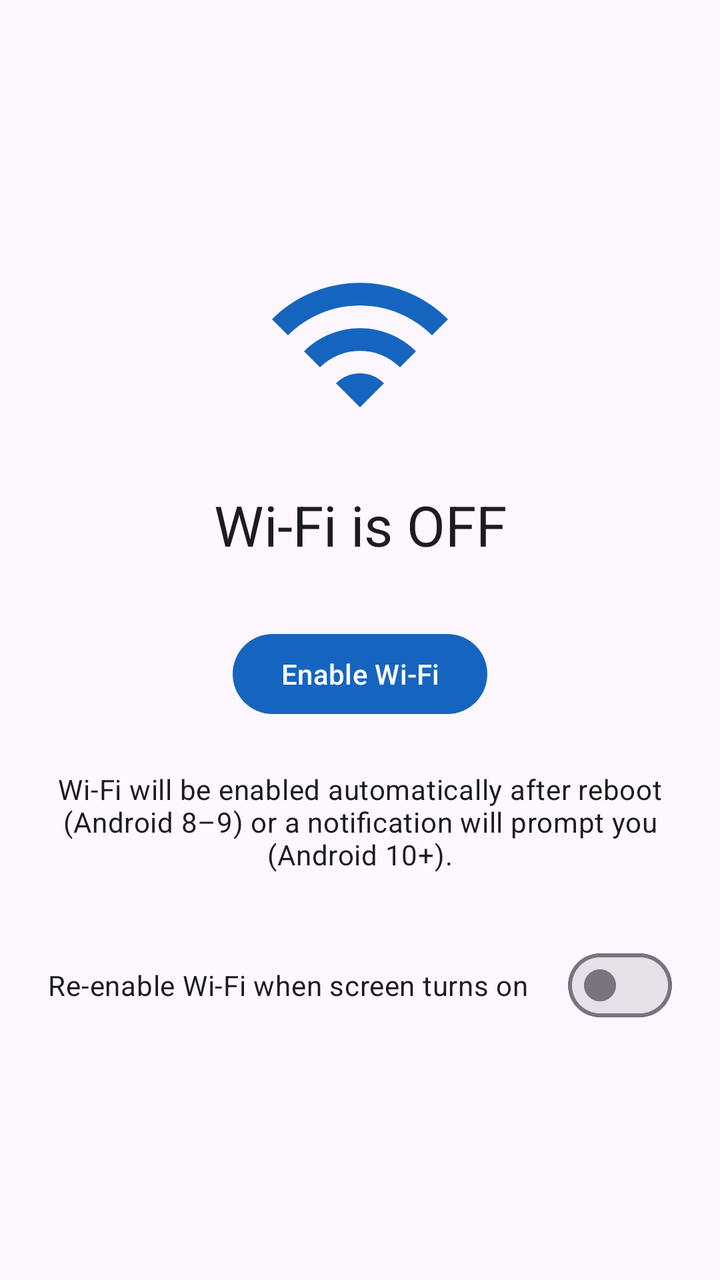
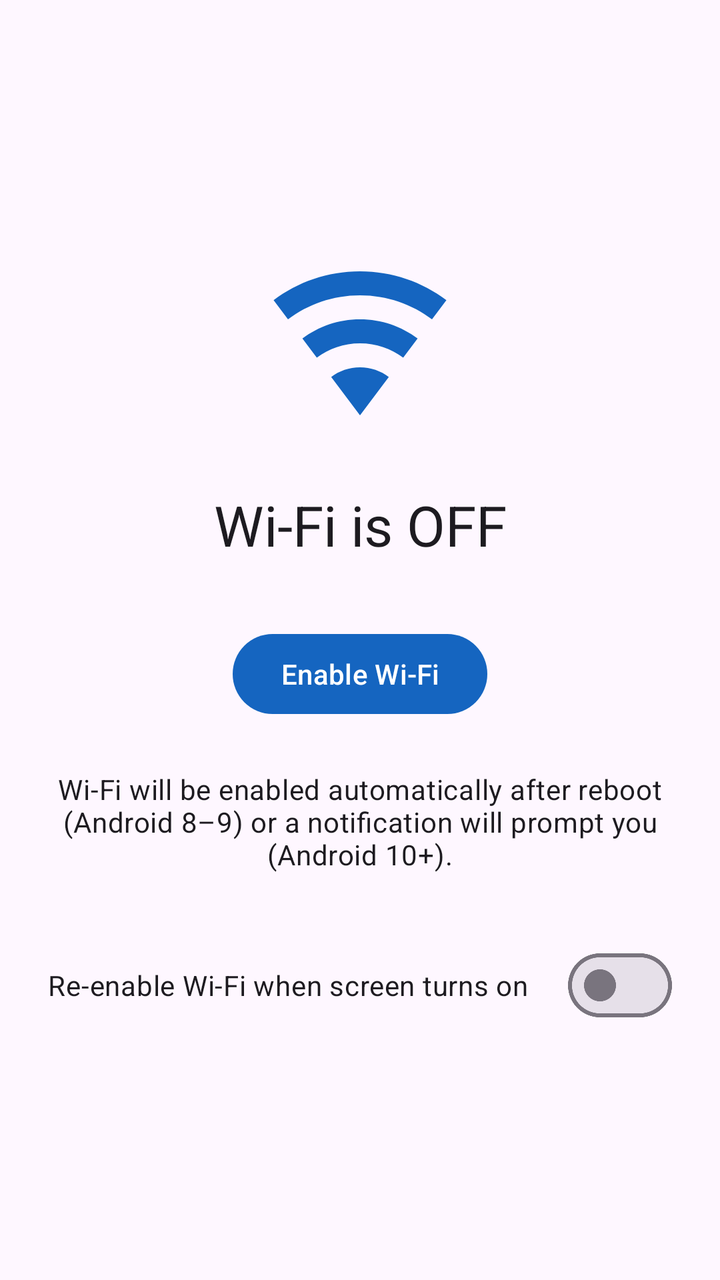

An Android layout rendered at two revisions. The XML below is the earlier revision; the diff shows what the commit changed to produce the second picture.
<!-- AndroidManifest.xml: application theme Theme.WifiOn -->
<!-- res/layout/activity_main.xml -->
<?xml version="1.0" encoding="utf-8"?>
<androidx.constraintlayout.widget.ConstraintLayout
    xmlns:android="http://schemas.android.com/apk/res/android"
    xmlns:app="http://schemas.android.com/apk/res-auto"
    xmlns:tools="http://schemas.android.com/tools"
    android:layout_width="match_parent"
    android:layout_height="match_parent"
    android:padding="24dp"
    tools:context=".MainActivity">

    <ImageView
        android:id="@+id/ivWifiStatus"
        android:layout_width="96dp"
        android:layout_height="96dp"
        android:contentDescription="@string/wifi_icon_description"
        android:src="@drawable/ic_wifi"
        app:layout_constraintBottom_toTopOf="@id/tvStatus"
        app:layout_constraintEnd_toEndOf="parent"
        app:layout_constraintStart_toStartOf="parent"
        app:layout_constraintTop_toTopOf="parent"
        app:layout_constraintVertical_chainStyle="packed"
        app:tint="@color/wifi_icon_tint" />

    <TextView
        android:id="@+id/tvStatus"
        android:layout_width="wrap_content"
        android:layout_height="wrap_content"
        android:layout_marginTop="24dp"
        android:textAppearance="?attr/textAppearanceHeadlineMedium"
        android:text="@string/status_wifi_off"
        app:layout_constraintBottom_toTopOf="@id/btnEnableWifi"
        app:layout_constraintEnd_toEndOf="parent"
        app:layout_constraintStart_toStartOf="parent"
        app:layout_constraintTop_toBottomOf="@id/ivWifiStatus" />

    <com.google.android.material.button.MaterialButton
        android:id="@+id/btnEnableWifi"
        android:layout_width="wrap_content"
        android:layout_height="wrap_content"
        android:layout_marginTop="32dp"
        android:text="@string/btn_enable_wifi"
        app:layout_constraintBottom_toTopOf="@id/tvInfo"
        app:layout_constraintEnd_toEndOf="parent"
        app:layout_constraintStart_toStartOf="parent"
        app:layout_constraintTop_toBottomOf="@id/tvStatus" />

    <TextView
        android:id="@+id/tvInfo"
        android:layout_width="0dp"
        android:layout_height="wrap_content"
        android:layout_marginTop="24dp"
        android:gravity="center"
        android:text="@string/info_wifi_off"
        android:textAppearance="?attr/textAppearanceBodyMedium"
        app:layout_constraintBottom_toTopOf="@id/switchAutoEnable"
        app:layout_constraintEnd_toEndOf="parent"
        app:layout_constraintStart_toStartOf="parent"
        app:layout_constraintTop_toBottomOf="@id/btnEnableWifi" />

    <com.google.android.material.materialswitch.MaterialSwitch
        android:id="@+id/switchAutoEnable"
        android:layout_width="0dp"
        android:layout_height="wrap_content"
        android:layout_marginTop="32dp"
        android:text="@string/switch_auto_enable_screen_on"
        app:layout_constraintBottom_toBottomOf="parent"
        app:layout_constraintEnd_toEndOf="parent"
        app:layout_constraintStart_toStartOf="parent"
        app:layout_constraintTop_toBottomOf="@id/tvInfo" />

</androidx.constraintlayout.widget.ConstraintLayout>
<!-- resources referenced by this layout -->
<resources>
  <color name="wifi_icon_tint">#1565C0</color>
  <!-- drawable ic_wifi (drawable) -->
  <?xml version="1.0" encoding="utf-8"?>
  <vector xmlns:android="http://schemas.android.com/apk/res/android"
      android:width="24dp"
      android:height="24dp"
      android:viewportWidth="24"
      android:viewportHeight="24">
      <path
          android:fillColor="?attr/colorPrimary"
          android:pathData="M1,9l2,2c4.97,-4.97 13.03,-4.97 18,0l2,-2C16.93,2.93 7.08,2.93 1,9zM9,17l3,3 3,-3c-1.65,-1.66 -4.34,-1.66 -6,0zM5,13l2,2c2.76,-2.76 7.24,-2.76 10,0l2,-2C15.14,9.14 8.87,9.14 5,13z" />
  </vector>
  <string name="btn_enable_wifi">Enable Wi-Fi</string>
  <string name="info_wifi_off">Wi-Fi will be enabled automatically after reboot (Android 8–9) or a notification will prompt you (Android 10+).</string>
  <string name="status_wifi_off">Wi-Fi is OFF</string>
  <string name="switch_auto_enable_screen_on">Re-enable Wi-Fi when screen turns on</string>
  <string name="wifi_icon_description">Wi-Fi status icon</string>
  <style name="Theme.WifiOn" parent="Theme.Material3.DayNight.NoActionBar">
          <item name="colorPrimary">@color/seed</item>
      </style>
  <color name="seed">#1565C0</color>
</resources>

<!-- the commit's change to res/layout/activity_main.xml (unified diff, before → after) -->
@@ -18,8 +18,7 @@
         app:layout_constraintEnd_toEndOf="parent"
         app:layout_constraintStart_toStartOf="parent"
         app:layout_constraintTop_toTopOf="parent"
-        app:layout_constraintVertical_chainStyle="packed"
-        app:tint="@color/wifi_icon_tint" />
+        app:layout_constraintVertical_chainStyle="packed" />
 
     <TextView
         android:id="@+id/tvStatus"
<!-- resource entries referenced after the edit -->
@@ -1,6 +1,5 @@
 <!-- resources referenced by this layout -->
 <resources>
-  <color name="wifi_icon_tint">#1565C0</color>
   <!-- drawable ic_wifi (drawable) -->
   <?xml version="1.0" encoding="utf-8"?>
   <vector xmlns:android="http://schemas.android.com/apk/res/android"
@@ -10,7 +9,7 @@
       android:viewportHeight="24">
       <path
           android:fillColor="?attr/colorPrimary"
-          android:pathData="M1,9l2,2c4.97,-4.97 13.03,-4.97 18,0l2,-2C16.93,2.93 7.08,2.93 1,9zM9,17l3,3 3,-3c-1.65,-1.66 -4.34,-1.66 -6,0zM5,13l2,2c2.76,-2.76 7.24,-2.76 10,0l2,-2C15.14,9.14 8.87,9.14 5,13z" />
+          android:pathData="M12,21L15.6,16.2C14.6,15.45 13.35,15 12,15C10.65,15 9.4,15.45 8.4,16.2L12,21M12,3C7.95,3 4.21,4.34 1.2,6.6L3,9C5.5,7.12 8.62,6 12,6C15.38,6 18.5,7.12 21,9L22.8,6.6C19.79,4.34 16.05,3 12,3M12,9C9.3,9 6.81,9.89 4.8,11.4L6.6,13.8C8.1,12.67 9.97,12 12,12C14.03,12 15.9,12.67 17.4,13.8L19.2,11.4C17.19,9.89 14.7,9 12,9Z" />
   </vector>
   <string name="btn_enable_wifi">Enable Wi-Fi</string>
   <string name="info_wifi_off">Wi-Fi will be enabled automatically after reboot (Android 8–9) or a notification will prompt you (Android 10+).</string>
